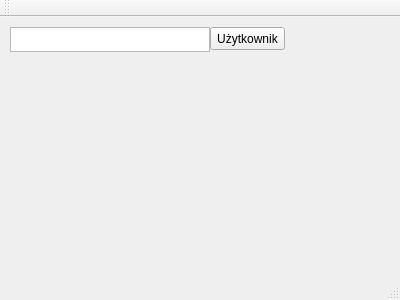
Old version of the form timeguard.ui in the repository byebye/TimeGuard.
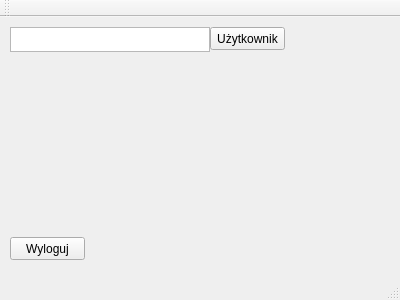
New version of the form.

Commit message: Add log-off button

The edit to the form file:
```diff
--- a/timeguard.ui
+++ b/timeguard.ui
@@ -40,6 +40,19 @@
      </rect>
     </property>
    </widget>
+   <widget class="QPushButton" name="logOffButton">
+    <property name="geometry">
+     <rect>
+      <x>10</x>
+      <y>220</y>
+      <width>75</width>
+      <height>23</height>
+     </rect>
+    </property>
+    <property name="text">
+     <string>Wyloguj</string>
+    </property>
+   </widget>
   </widget>
   <widget class="QMenuBar" name="menuBar">
    <property name="geometry">
```
The commit also changes 4 other files.
